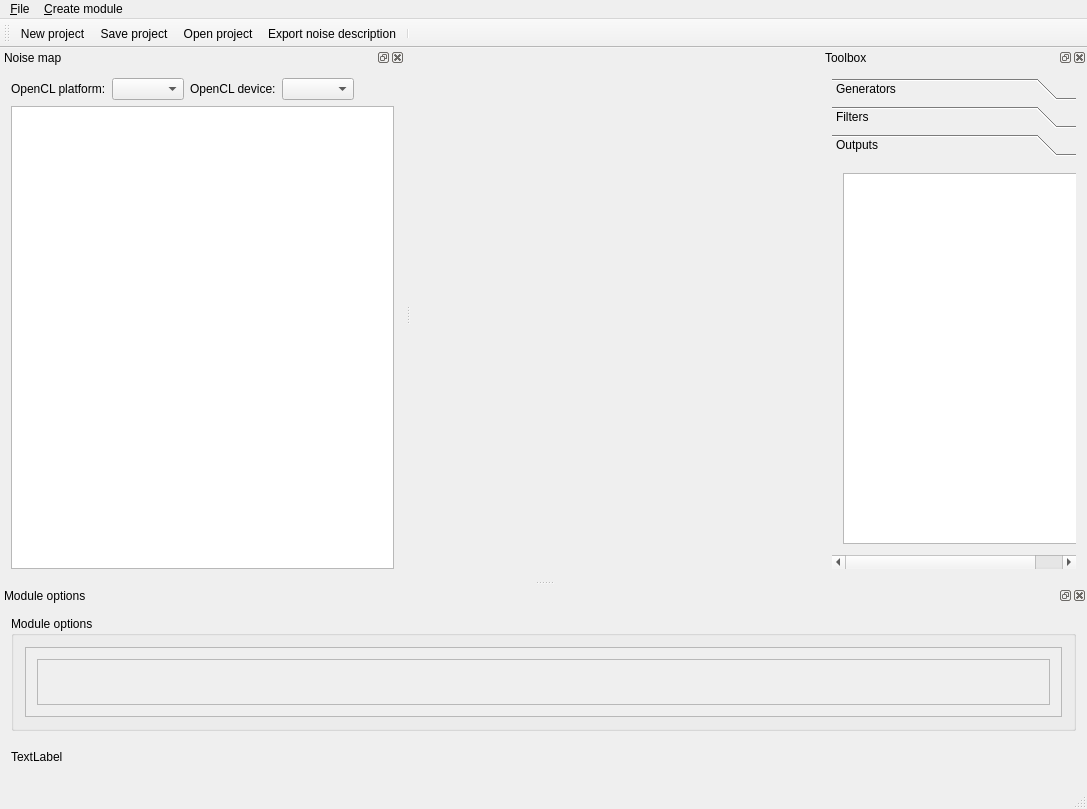
The window that NoiseTextureGenerator/mainwindow.ui (Kvalme/noisetexturegenerator) describes before a commit, drawn with Qt 5.
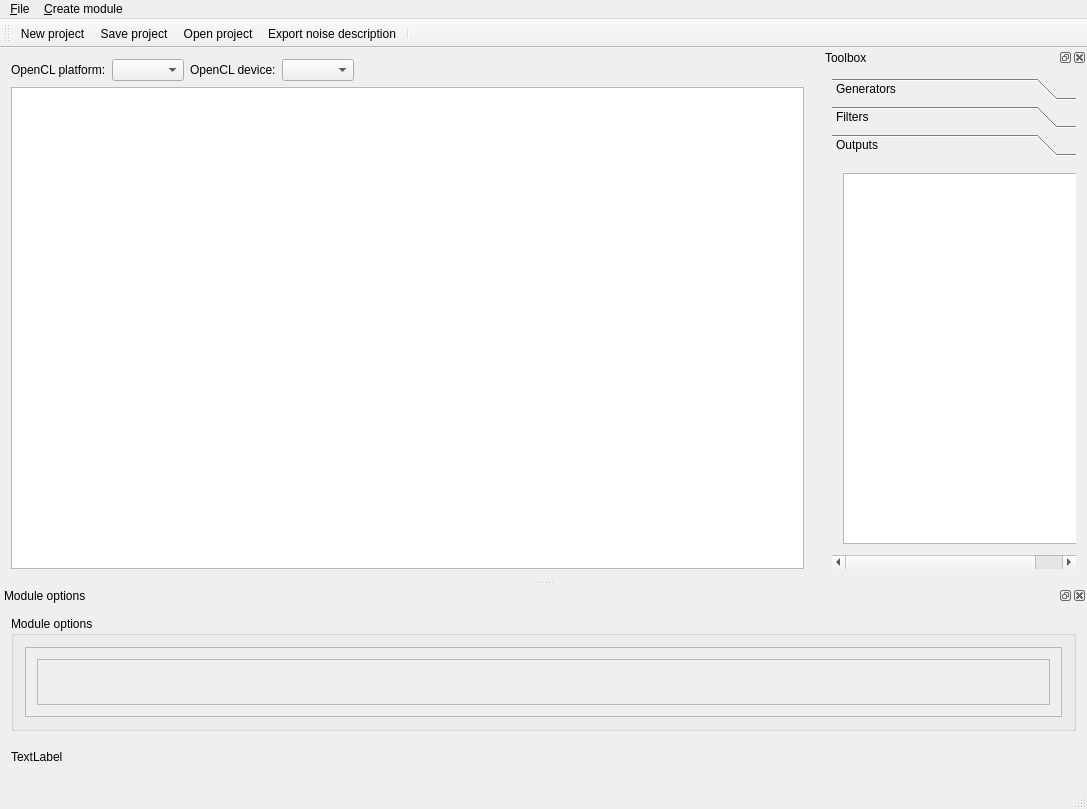
The same window after the commit. Custom widgets are drawn as their Qt base class.

Patch:
```diff
--- a/NoiseTextureGenerator/mainwindow.ui
+++ b/NoiseTextureGenerator/mainwindow.ui
@@ -17,7 +17,55 @@
    <property name="enabled">
     <bool>true</bool>
    </property>
-   <layout class="QVBoxLayout" name="verticalLayout"/>
+   <layout class="QVBoxLayout" name="verticalLayout">
+    <item>
+     <layout class="QGridLayout" name="gridLayout">
+      <item row="0" column="4">
+       <widget class="QComboBox" name="clDevice"/>
+      </item>
+      <item row="0" column="5">
+       <spacer name="horizontalSpacer">
+        <property name="orientation">
+         <enum>Qt::Horizontal</enum>
+        </property>
+        <property name="sizeHint" stdset="0">
+         <size>
+          <width>40</width>
+          <height>20</height>
+         </size>
+        </property>
+       </spacer>
+      </item>
+      <item row="0" column="0">
+       <widget class="QLabel" name="label">
+        <property name="text">
+         <string>OpenCL platform:</string>
+        </property>
+       </widget>
+      </item>
+      <item row="0" column="1">
+       <widget class="QComboBox" name="clPlatform"/>
+      </item>
+      <item row="0" column="3">
+       <widget class="QLabel" name="label_2">
+        <property name="text">
+         <string>OpenCL device:</string>
+        </property>
+       </widget>
+      </item>
+     </layout>
+    </item>
+    <item>
+     <widget class="QGraphicsView" name="graphicsView">
+      <property name="sizePolicy">
+       <sizepolicy hsizetype="MinimumExpanding" vsizetype="Expanding">
+        <horstretch>0</horstretch>
+        <verstretch>0</verstretch>
+       </sizepolicy>
+      </property>
+     </widget>
+    </item>
+   </layout>
   </widget>
   <widget class="QMenuBar" name="menuBar">
    <property name="geometry">
@@ -317,65 +365,6 @@
     </layout>
    </widget>
   </widget>
-  <widget class="QDockWidget" name="dockWidget_3">
-   <property name="windowTitle">
-    <string>Noise map</string>
-   </property>
-   <attribute name="dockWidgetArea">
-    <number>1</number>
-   </attribute>
-   <widget class="QWidget" name="dockWidgetContents_3">
-    <layout class="QVBoxLayout" name="verticalLayout_7">
-     <item>
-      <layout class="QGridLayout" name="gridLayout">
-       <item row="0" column="0">
-        <widget class="QLabel" name="label">
-         <property name="text">
-          <string>OpenCL platform:</string>
-         </property>
-        </widget>
-       </item>
-       <item row="0" column="1">
-        <widget class="QComboBox" name="clPlatform"/>
-       </item>
-       <item row="0" column="2">
-        <widget class="QLabel" name="label_2">
-         <property name="text">
-          <string>OpenCL device:</string>
-         </property>
-        </widget>
-       </item>
-       <item row="0" column="3">
-        <widget class="QComboBox" name="clDevice"/>
-       </item>
-       <item row="0" column="4">
-        <spacer name="horizontalSpacer">
-         <property name="orientation">
-          <enum>Qt::Horizontal</enum>
-         </property>
-         <property name="sizeHint" stdset="0">
-          <size>
-           <width>40</width>
-           <height>20</height>
-          </size>
-         </property>
-        </spacer>
-       </item>
-      </layout>
-     </item>
-     <item>
-      <widget class="QGraphicsView" name="graphicsView">
-       <property name="sizePolicy">
-        <sizepolicy hsizetype="MinimumExpanding" vsizetype="Expanding">
-         <horstretch>0</horstretch>
-         <verstretch>0</verstretch>
-        </sizepolicy>
-       </property>
-      </widget>
-     </item>
-    </layout>
-   </widget>
-  </widget>
   <action name="action_Save_project">
    <property name="text">
     <string>&amp;Save project</string>
```
Left out of the diff: 12 changed lines with no effect on the pictures.
